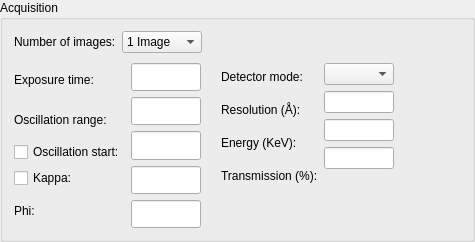
mxcube/mxcubeqt, file Bricks/widgets/ui_files/Qt4_acquisition_widget_vertical_simple_layout.ui: the form before one commit.
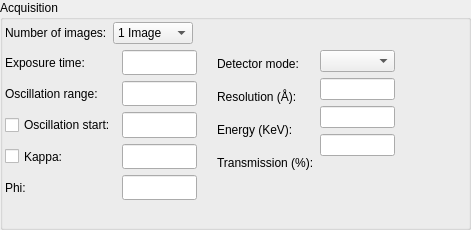
The form after the commit.

Diff of the .ui file:
```diff
--- a/Bricks/widgets/ui_files/Qt4_acquisition_widget_vertical_simple_layout.ui
+++ b/Bricks/widgets/ui_files/Qt4_acquisition_widget_vertical_simple_layout.ui
@@ -6,8 +6,8 @@
    <rect>
     <x>0</x>
     <y>0</y>
-    <width>475</width>
-    <height>242</height>
+    <width>471</width>
+    <height>230</height>
    </rect>
   </property>
   <property name="sizePolicy">
@@ -45,7 +45,10 @@
      </property>
      <layout class="QVBoxLayout">
       <property name="spacing">
-       <number>10</number>
+       <number>6</number>
+      </property>
+      <property name="margin">
+       <number>2</number>
       </property>
       <item>
        <layout class="QHBoxLayout">
@@ -132,6 +135,12 @@
               </item>
               <item>
                <widget class="QCheckBox" name="osc_start_cbox">
+                <property name="sizePolicy">
+                 <sizepolicy hsizetype="Preferred" vsizetype="Preferred">
+                  <horstretch>0</horstretch>
+                  <verstretch>0</verstretch>
+                 </sizepolicy>
+                </property>
                 <property name="text">
                  <string>Oscillation start:</string>
                 </property>
@@ -139,6 +148,12 @@
               </item>
               <item>
                <widget class="QCheckBox" name="kappa_label">
+                <property name="sizePolicy">
+                 <sizepolicy hsizetype="Preferred" vsizetype="Preferred">
+                  <horstretch>0</horstretch>
+                  <verstretch>0</verstretch>
+                 </sizepolicy>
+                </property>
                 <property name="text">
                  <string>Kappa:</string>
                 </property>
@@ -162,7 +177,7 @@
                <widget class="QLineEdit" name="exp_time_ledit">
                 <property name="minimumSize">
                  <size>
-                  <width>70</width>
+                  <width>75</width>
                   <height>0</height>
                  </size>
                 </property>
@@ -178,7 +193,7 @@
                <widget class="QLineEdit" name="osc_range_ledit">
                 <property name="minimumSize">
                  <size>
-                  <width>70</width>
+                  <width>75</width>
                   <height>0</height>
                  </size>
                 </property>
@@ -194,7 +209,7 @@
                <widget class="QLineEdit" name="osc_start_ledit">
                 <property name="minimumSize">
                  <size>
-                  <width>70</width>
+                  <width>75</width>
                   <height>0</height>
                  </size>
                 </property>
@@ -210,7 +225,7 @@
                <widget class="QLineEdit" name="kappa_ledit">
                 <property name="minimumSize">
                  <size>
-                  <width>70</width>
+                  <width>75</width>
                   <height>0</height>
                  </size>
                 </property>
@@ -226,7 +241,7 @@
                <widget class="QLineEdit" name="kappa_phi_ledit">
                 <property name="minimumSize">
                  <size>
-                  <width>70</width>
+                  <width>75</width>
                   <height>0</height>
                  </size>
                 </property>
@@ -268,7 +283,7 @@
               <item>
                <widget class="QLabel" name="detector_mode_label">
                 <property name="sizePolicy">
-                 <sizepolicy hsizetype="Preferred" vsizetype="Fixed">
+                 <sizepolicy hsizetype="Preferred" vsizetype="Preferred">
                   <horstretch>0</horstretch>
                   <verstretch>0</verstretch>
                  </sizepolicy>
@@ -322,7 +337,7 @@
               <item>
                <widget class="QLabel" name="transmission_label">
                 <property name="sizePolicy">
-                 <sizepolicy hsizetype="Preferred" vsizetype="Fixed">
+                 <sizepolicy hsizetype="Preferred" vsizetype="Preferred">
                   <horstretch>0</horstretch>
                   <verstretch>0</verstretch>
                  </sizepolicy>
@@ -362,7 +377,7 @@
                <widget class="QComboBox" name="detector_mode_combo">
                 <property name="minimumSize">
                  <size>
-                  <width>70</width>
+                  <width>75</width>
                   <height>0</height>
                  </size>
                 </property>
@@ -378,7 +393,7 @@
                <widget class="QLineEdit" name="resolution_ledit">
                 <property name="minimumSize">
                  <size>
-                  <width>70</width>
+                  <width>75</width>
                   <height>0</height>
                  </size>
                 </property>
@@ -394,7 +409,7 @@
                <widget class="QLineEdit" name="energy_ledit">
                 <property name="minimumSize">
                  <size>
-                  <width>70</width>
+                  <width>75</width>
                   <height>0</height>
                  </size>
                 </property>
@@ -410,7 +425,7 @@
                <widget class="QLineEdit" name="transmission_ledit">
                 <property name="minimumSize">
                  <size>
-                  <width>70</width>
+                  <width>75</width>
                   <height>0</height>
                  </size>
                 </property>
@@ -446,12 +461,9 @@
           <property name="orientation">
            <enum>Qt::Horizontal</enum>
           </property>
-          <property name="sizeType">
-           <enum>QSizePolicy::Expanding</enum>
-          </property>
           <property name="sizeHint" stdset="0">
            <size>
-            <width>1</width>
+            <width>40</width>
             <height>20</height>
            </size>
           </property>
@@ -459,6 +471,19 @@
         </item>
        </layout>
       </item>
+      <item>
+       <spacer name="verticalSpacer_3">
+        <property name="orientation">
+         <enum>Qt::Vertical</enum>
+        </property>
+        <property name="sizeHint" stdset="0">
+         <size>
+          <width>20</width>
+          <height>40</height>
+         </size>
+        </property>
+       </spacer>
+      </item>
      </layout>
     </widget>
    </item>
```
Left out of the diff: 2 changed lines with no effect on the pictures.
